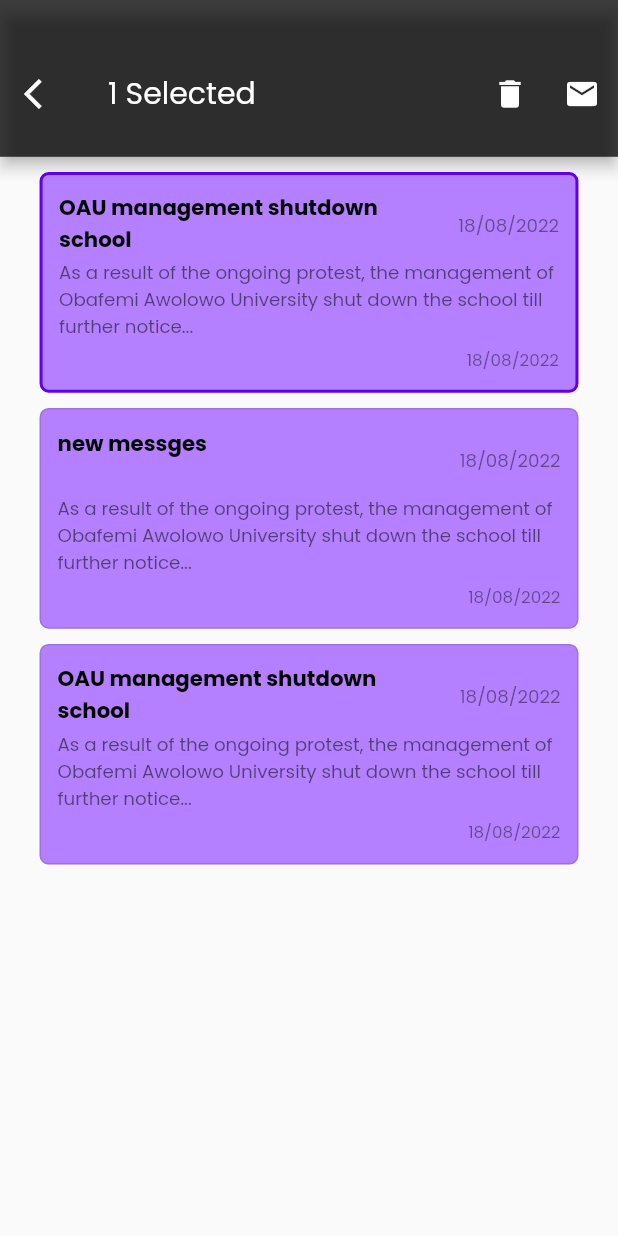
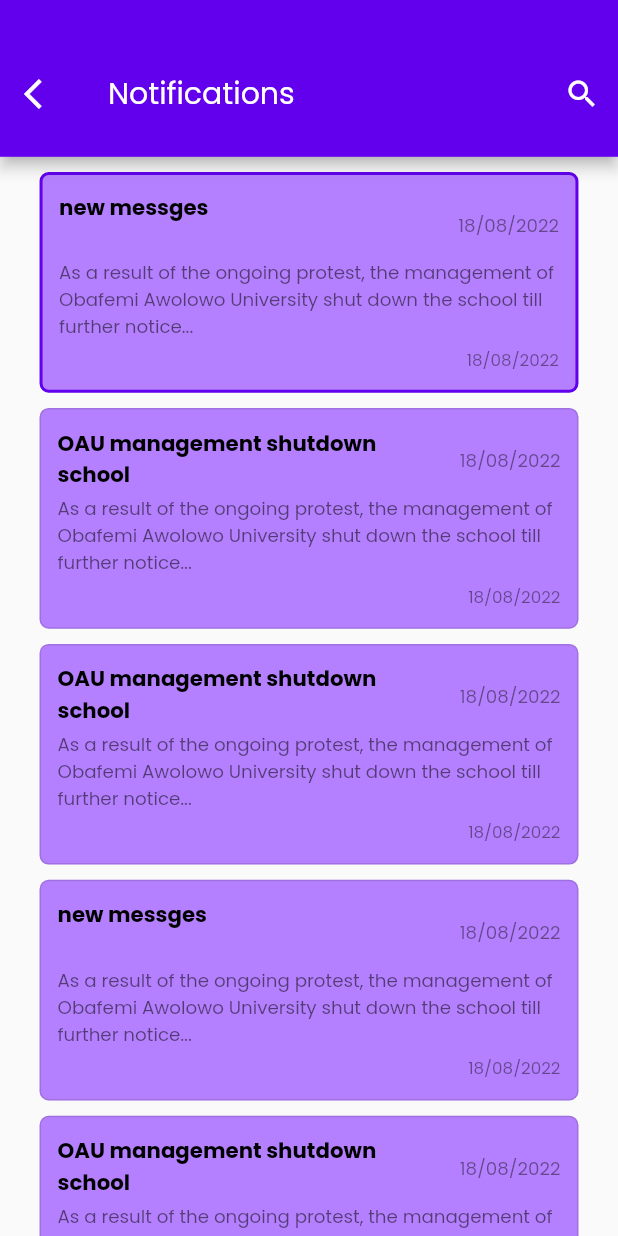
Before and after one commit to kolikay/Scholars_padi, a Flutter app: the NotificationScreen screen opened directly, after a tap on "OAU management shutdown school", after a tap on the "delete" icon, on a phone screen of 412 x 824 dp. Run offline on Flutter 3.47's test engine with Material 2 defaults, Android fonts, the phone set to English and light mode, and no system bars; our stand-ins replace carousel_slider, flutter_riverpod, flutter_screenutil, google_fonts, image_picker, pin_code_fields and 1 more; missing offline and left inert: simple_connection_checker.

Commit message:
added delete funtion to notification app bar

```diff
--- a/lib/screens/on_boarding/notifications/notifications_view_models/notification_view_model.dart
+++ b/lib/screens/on_boarding/notifications/notifications_view_models/notification_view_model.dart
@@ -3,6 +3,24 @@ import '../models/notification_model.dart';
 
 class NotificationViewModel extends ChangeNotifier {
   List<NotificationCardsModel> noticeCard = [
+    const NotificationCardsModel(
+        cardMessage:
+            'As a result of the ongoing protest, the management of Obafemi Awolowo University shut down the school till further notice...',
+        cardDate: '18/08/2022',
+        cardTime: '11:05pm',
+        cardTitle: 'OAU management shutdown school'),
+    const NotificationCardsModel(
+        cardMessage:
+            'As a result of the ongoing protest, the management of Obafemi Awolowo University shut down the school till further notice...',
+        cardDate: '18/08/2022',
+        cardTime: '11:05pm',
+        cardTitle: 'new messges'),
+    const NotificationCardsModel(
+        cardMessage:
+            'As a result of the ongoing protest, the management of Obafemi Awolowo University shut down the school till further notice...',
+        cardDate: '18/08/2022',
+        cardTime: '11:05pm',
+        cardTitle: 'OAU management shutdown school'),
     const NotificationCardsModel(
         cardMessage:
             'As a result of the ongoing protest, the management of Obafemi Awolowo University shut down the school till further notice...',
--- a/lib/screens/on_boarding/notifications/views/notification_screen.dart
+++ b/lib/screens/on_boarding/notifications/views/notification_screen.dart
@@ -95,13 +95,25 @@ class _NotificationScreenState extends ConsumerState<NotificationScreen> {
             ),
             secondAppIcon: IconButton(
               onPressed: () {},
-              icon: const Icon(Icons.delete,
+              icon: const Icon(
+                Icons.email_outlined,
+              ),
             ),
-          ),
             thirdAppIcon: IconButton(
-              onPressed: () {},
-              icon: const Icon(Icons.email,
-            ),
-          ));
+              onPressed: () {
+                setState(() {
+                  for (int i = 0;
+                      i < notificationViewModel.selectedList.length;
+                      i++) {
+                    notificationViewModel.noticeCard
+                        .remove(notificationViewModel.selectedList[i]);
+                  }
+                  notificationViewModel.selectedList = [];
+                });
+              },
+              icon: const Icon(
+                Icons.delete,
+              ),
+            ));
   }
 }
```
